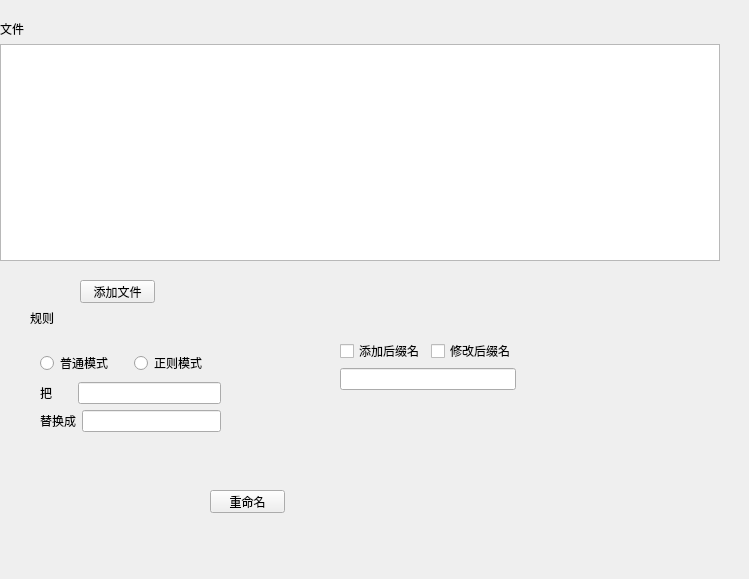
Qt form widget.ui (pkhubpp8/renameTool) before a commit.
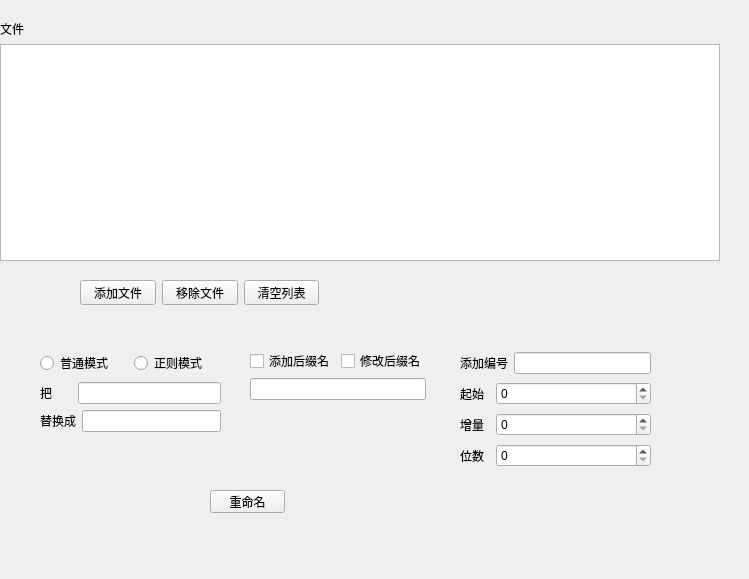
The same form after that commit.

Commit message: 添加一些待实现的按钮 初步添加编号功能（有bug）

The edit to the form file:
```diff
--- a/widget.ui
+++ b/widget.ui
@@ -32,38 +32,6 @@
     <string>重命名</string>
    </property>
   </widget>
-  <widget class="QPushButton" name="addFileButton">
-   <property name="geometry">
-    <rect>
-     <x>80</x>
-     <y>280</y>
-     <width>75</width>
-     <height>23</height>
-    </rect>
-   </property>
-   <property name="toolTip">
-    <string/>
-   </property>
-   <property name="whatsThis">
-    <string/>
-   </property>
-   <property name="text">
-    <string>添加文件</string>
-   </property>
-  </widget>
-  <widget class="QLabel" name="ruleLabel">
-   <property name="geometry">
-    <rect>
-     <x>30</x>
-     <y>310</y>
-     <width>53</width>
-     <height>15</height>
-    </rect>
-   </property>
-   <property name="text">
-    <string>规则</string>
-   </property>
-  </widget>
   <widget class="QWidget" name="layoutWidget">
    <property name="geometry">
     <rect>
@@ -96,7 +64,7 @@
     </item>
    </layout>
   </widget>
-  <widget class="QWidget" name="">
+  <widget class="QWidget" name="layoutWidget">
    <property name="geometry">
     <rect>
      <x>40</x>
@@ -158,11 +126,11 @@
     </item>
    </layout>
   </widget>
-  <widget class="QWidget" name="">
+  <widget class="QWidget" name="layoutWidget">
    <property name="geometry">
     <rect>
-     <x>340</x>
-     <y>340</y>
+     <x>250</x>
+     <y>350</y>
      <width>176</width>
      <height>50</height>
     </rect>
@@ -195,6 +163,144 @@
     </item>
    </layout>
   </widget>
+  <widget class="QWidget" name="layoutWidget">
+   <property name="geometry">
+    <rect>
+     <x>80</x>
+     <y>280</y>
+     <width>239</width>
+     <height>25</height>
+    </rect>
+   </property>
+   <layout class="QHBoxLayout" name="horizontalLayout_5">
+    <item>
+     <widget class="QPushButton" name="addFileButton">
+      <property name="toolTip">
+       <string/>
+      </property>
+      <property name="whatsThis">
+       <string/>
+      </property>
+      <property name="text">
+       <string>添加文件</string>
+      </property>
+     </widget>
+    </item>
+    <item>
+     <widget class="QPushButton" name="rmFileButton">
+      <property name="text">
+       <string>移除文件</string>
+      </property>
+     </widget>
+    </item>
+    <item>
+     <widget class="QPushButton" name="clearFileButton">
+      <property name="text">
+       <string>清空列表</string>
+      </property>
+     </widget>
+    </item>
+   </layout>
+  </widget>
+  <widget class="QWidget" name="layoutWidget">
+   <property name="geometry">
+    <rect>
+     <x>460</x>
+     <y>350</y>
+     <width>191</width>
+     <height>121</height>
+    </rect>
+   </property>
+   <layout class="QVBoxLayout" name="verticalLayout_5">
+    <item>
+     <layout class="QHBoxLayout" name="horizontalLayout_9">
+      <item>
+       <widget class="QLabel" name="label_6">
+        <property name="maximumSize">
+         <size>
+          <width>16777215</width>
+          <height>28</height>
+         </size>
+        </property>
+        <property name="text">
+         <string>添加编号</string>
+        </property>
+       </widget>
+      </item>
+      <item>
+       <widget class="QLineEdit" name="addIndexRuleLineEdit">
+        <property name="maximumSize">
+         <size>
+          <width>16777215</width>
+          <height>16777215</height>
+         </size>
+        </property>
+       </widget>
+      </item>
+     </layout>
+    </item>
+    <item>
+     <layout class="QHBoxLayout" name="horizontalLayout_6">
+      <item>
+       <widget class="QLabel" name="label_3">
+        <property name="maximumSize">
+         <size>
+          <width>30</width>
+          <height>16777215</height>
+         </size>
+        </property>
+        <property name="text">
+         <string>起始</string>
+        </property>
+       </widget>
+      </item>
+      <item>
+       <widget class="QSpinBox" name="startSpinBox"/>
+      </item>
+     </layout>
+    </item>
+    <item>
+     <layout class="QHBoxLayout" name="horizontalLayout_7">
+      <item>
+       <widget class="QLabel" name="label_4">
+        <property name="maximumSize">
+         <size>
+          <width>30</width>
+          <height>16777215</height>
+         </size>
+        </property>
+        <property name="text">
+         <string>增量</string>
+        </property>
+       </widget>
+      </item>
+      <item>
+       <widget class="QSpinBox" name="stepSpinBox"/>
+      </item>
+     </layout>
+    </item>
+    <item>
+     <layout class="QHBoxLayout" name="horizontalLayout_8">
+      <item>
+       <widget class="QLabel" name="label_5">
+        <property name="maximumSize">
+         <size>
+          <width>30</width>
+          <height>16777215</height>
+         </size>
+        </property>
+        <property name="text">
+         <string>位数</string>
+        </property>
+       </widget>
+      </item>
+      <item>
+       <widget class="QSpinBox" name="numOfDigitSpinBox"/>
+      </item>
+     </layout>
+    </item>
+   </layout>
+  </widget>
  </widget>
  <resources/>
  <connections/>
```
The commit also changes 3 other files.
